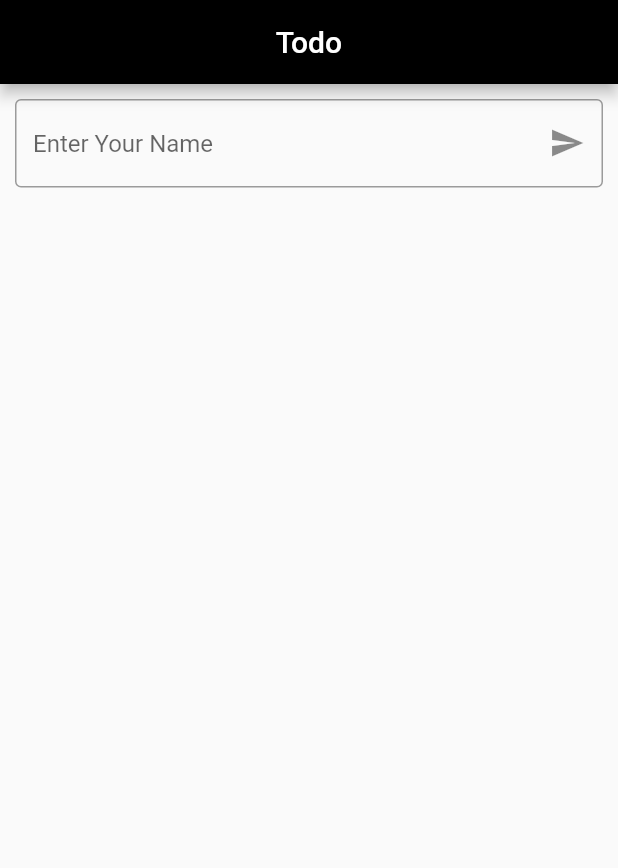
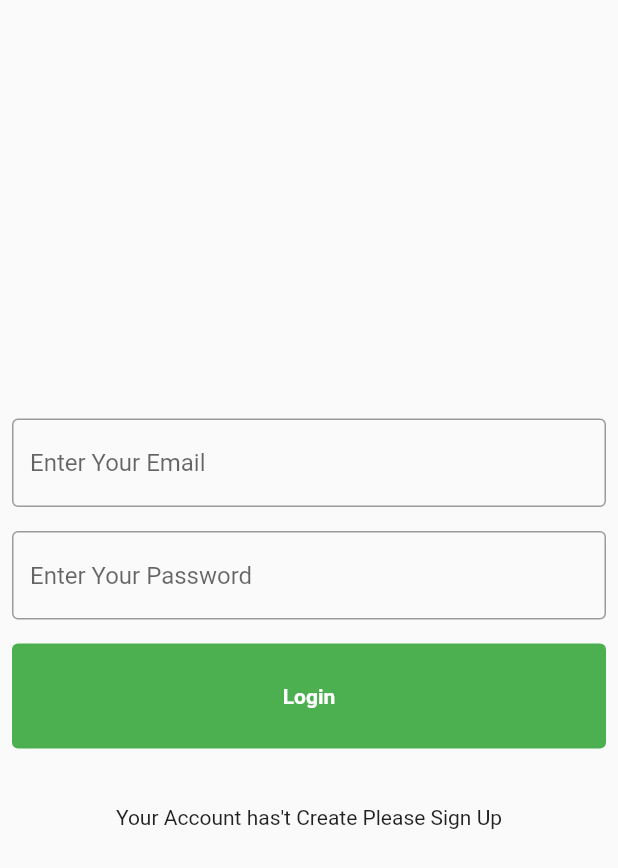
Before and after one commit to Shahabmustafa/Todo-App, a Flutter app: the screen it shows after launch, on a phone screen of 412 x 824 dp. Shown: the top 868 px of the screen. Run offline on Flutter 3.47's test engine with Material 2 defaults, Android fonts, the light colour scheme and no system bars; our stand-ins replace cloud_firestore, firebase_auth, firebase_core; accounts and stored records are empty.

Commit message:
update code todo app

```diff
--- a/lib/Auth/auth_controller.dart
+++ b/lib/Auth/auth_controller.dart
@@ -1,25 +1,32 @@
 
+import 'package:cloud_firestore/cloud_firestore.dart';
 import 'package:firebase_auth/firebase_auth.dart';
 import 'package:flutter/cupertino.dart';
 import 'package:flutter/material.dart';
+import 'package:todo_app/Auth/login_screen.dart';
 import 'package:todo_app/Search%20Bar/search_bar.dart';
 
 abstract class AuthFunctionController{
   Future<void> LogIn(BuildContext context,String email,String password);
-  Future<void> SignUp(BuildContext context,String email,String password);
+  Future<void> SignUp(BuildContext context,String userName,String email,String password);
   Future<void> SignOut(BuildContext context);
 }
 
 class AuthController extends AuthFunctionController{
   final auth = FirebaseAuth.instance;
+  final db = FirebaseFirestore.instance.collection('user');
 
   @override
-  Future<void> LogIn(BuildContext context,String email,String password) {
+  Future<void> SignUp(BuildContext context,String userName,String email,String password) {
     try{
       auth.createUserWithEmailAndPassword(
           email: email,
           password: password,
       ).then((value){
+        db.doc(auth.currentUser!.uid).set({
+          'UserName' : userName,
+          'email' : email,
+        });
         Navigator.push(context, MaterialPageRoute(builder: (context) => SearchBar()));
       }).onError((error, stackTrace){
         print(error.toString());
@@ -35,7 +42,7 @@ class AuthController extends AuthFunctionController{
   Future<void> SignOut(BuildContext context)async{
     try{
       await auth.signOut().then((value){
-
+        Navigator.push(context, MaterialPageRoute(builder: (context) => LoginPage()));
       }).onError((error, stackTrace){
         print(error.toString());
       });
@@ -47,13 +54,13 @@ class AuthController extends AuthFunctionController{
   }
 
   @override
-  Future<void> SignUp(BuildContext context,String email,String password) async{
+  Future<void> LogIn(BuildContext context,String email,String password) async{
     try{
       await auth.signInWithEmailAndPassword(
           email: email,
           password: password
       ).then((value){
-
+        Navigator.push(context, MaterialPageRoute(builder: (context) => SearchBar()));
       }).onError((error, stackTrace){
         print(error.toString());
       });
--- /dev/null
+++ b/lib/Auth/login_screen.dart
@@ -0,0 +1,102 @@
+import 'package:flutter/material.dart';
+import 'package:todo_app/Auth/auth_controller.dart';
+import 'package:todo_app/widget/text_form_field.dart';
+
+
+class LoginPage extends StatefulWidget {
+  const LoginPage({Key? key}) : super(key: key);
+
+  @override
+  State<LoginPage> createState() => _LoginPageState();
+}
+
+class _LoginPageState extends State<LoginPage> {
+  AuthController controller = AuthController();
+  final emailController = TextEditingController();
+  final passwordController = TextEditingController();
+  @override
+  Widget build(BuildContext context) {
+    return Scaffold(
+      body: Column(
+        mainAxisAlignment: MainAxisAlignment.center,
+        children: [
+          Textfield(
+            title: 'Enter Your Email',
+            controller: emailController,
+          ),
+          Textfield(
+            title: 'Enter Your Password',
+            controller: passwordController,
+          ),
+          CustomButton(
+            title: 'Login',
+            onTap: (){
+              controller.LogIn(context, emailController.text, passwordController.text);
+            },
+          ),
+          SizedBox(
+            height: 30,
+          ),
+          InkWell(
+            onTap: (){
+              Navigator.push(context, MaterialPageRoute(builder: (context) => SignUp()));
+            },
+            child: Text("Your Account has't Create Please Sign Up"),
+          ),
+        ],
+      ),
+    );
+  }
+}
+
+
+class SignUp extends StatefulWidget {
+  const SignUp({Key? key}) : super(key: key);
+
+  @override
+  State<SignUp> createState() => _SignUpState();
+}
+
+class _SignUpState extends State<SignUp> {
+  AuthController controller = AuthController();
+  final userNameController = TextEditingController();
+  final emailController = TextEditingController();
+  final passwordController = TextEditingController();
+  @override
+  Widget build(BuildContext context) {
+    return Scaffold(
+      body: Column(
+        mainAxisAlignment: MainAxisAlignment.center,
+        children: [
+          Textfield(
+            title: 'Enter Your User Name',
+            controller: userNameController,
+          ),
+          Textfield(
+            title: 'Enter Your Email',
+            controller: emailController,
+          ),
+          Textfield(
+            title: 'Enter Your Password',
+            controller: passwordController,
+          ),
+          CustomButton(
+            title: 'Sign Up',
+            onTap: (){
+              controller.SignUp(context, userNameController.text, emailController.text, passwordController.text);
+            },
+          ),
+          SizedBox(
+            height: 30,
+          ),
+          InkWell(
+            onTap: (){
+              Navigator.push(context, MaterialPageRoute(builder: (context) => LoginPage()));
+            },
+            child: Text("Your Account has't Create Please Sign Up"),
+          ),
+        ],
+      ),
+    );
+  }
+}
--- a/lib/main.dart
+++ b/lib/main.dart
@@ -1,6 +1,8 @@
 import 'package:firebase_core/firebase_core.dart';
 import 'package:flutter/material.dart';
 import 'package:todo_app/Search%20Bar/search_bar.dart';
+
+import 'Auth/login_screen.dart';
 
 void main()async{
   WidgetsFlutterBinding.ensureInitialized();
@@ -23,7 +25,7 @@ class MyApp extends StatelessWidget {
         ),
         primarySwatch: Colors.blue,
       ),
-      home: SearchBar(),
+      home: LoginPage(),
     );
   }
 }
--- /dev/null
+++ b/lib/widget/text_form_field.dart
@@ -0,0 +1,45 @@
+
+import 'package:flutter/material.dart';
+
+class Textfield extends StatelessWidget {
+  Textfield({Key? key,required this.title,required this.controller}) : super(key: key);
+  String title;
+  TextEditingController controller;
+  @override
+  Widget build(BuildContext context) {
+    return Padding(
+      padding: const EdgeInsets.symmetric(horizontal: 8,vertical: 8),
+      child: TextFormField(
+        controller: controller,
+        decoration: InputDecoration(
+          hintText: title,
+          border: OutlineInputBorder(),
+        ),
+      ),
+    );
+  }
+}
+
+class CustomButton extends StatelessWidget {
+  CustomButton({Key? key,required this.title,required this.onTap}) : super(key: key);
+  String title;
+  VoidCallback onTap;
+  @override
+  Widget build(BuildContext context) {
+    return Padding(
+      padding: const EdgeInsets.symmetric(horizontal: 8,vertical: 8),
+      child: InkWell(
+        onTap: onTap,
+        child: Container(
+          width: double.infinity,
+          decoration: BoxDecoration(
+              color: Colors.green,
+            borderRadius: BorderRadius.circular(4),
+          ),
+          height: 70,
+          child: Center(child: Text(title,style: TextStyle(color: Colors.white,fontWeight: FontWeight.bold),)),
+        ),
+      ),
+    );
+  }
+}
```
Also changed, not shown: lib/Search Bar/search_bar.dart (+36 -5 lines).
